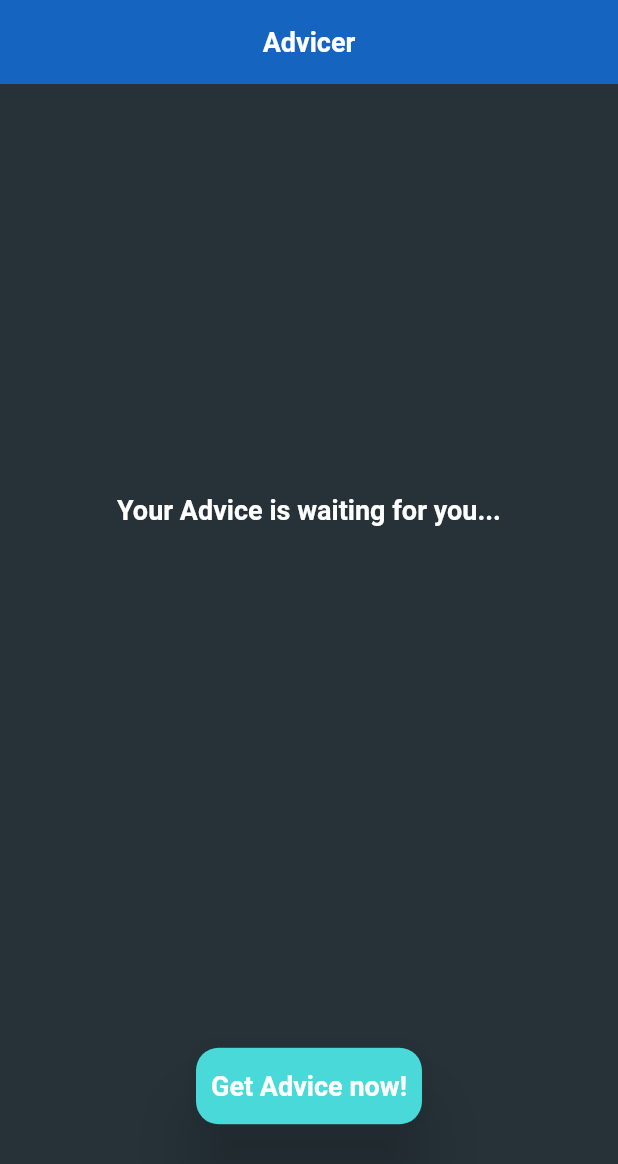
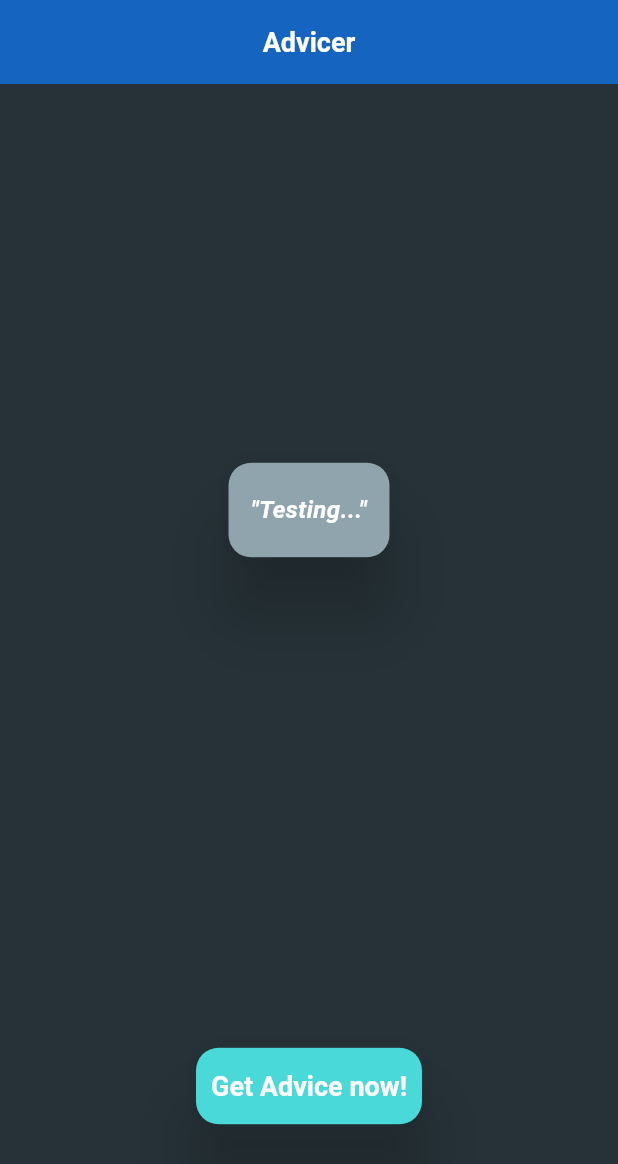
Before and after one commit to NightmindOfficial/advice_app, a Flutter app: the screen it shows after launch, on a phone screen of 412 x 824 dp. Shown: the top 1164 px of the screen. Run offline on Flutter 3.47's test engine with Material 3 defaults, Android fonts, the phone set to English and light mode, and no system bars; our stand-ins replace bloc, flutter_bloc; Roboto replaces fonts that are missing (DM Sans).

Commit message:
Implemented Application Layer 2/2

```diff
--- a/lib/main.dart
+++ b/lib/main.dart
@@ -1,6 +1,8 @@
+import 'package:advice_app/application/advicer/advicer_bloc.dart';
 import 'package:advice_app/presentation/advicer/advicer_page.dart';
 import 'package:advice_app/theme.dart';
 import 'package:flutter/material.dart';
+import 'package:flutter_bloc/flutter_bloc.dart';
 
 void main() {
   runApp(const MyApp());
@@ -17,7 +19,10 @@ class MyApp extends StatelessWidget {
       theme: AppTheme.lightTheme,
       darkTheme: AppTheme.darkTheme,
       themeMode: ThemeMode.dark,
-      home: const AdvicerPage(),
+      home: BlocProvider(
+        create: (BuildContext context) => AdvicerBloc(),
+        child: const AdvicerPage(),
+      ),
     );
   }
 }
--- a/lib/presentation/advicer/advicer_page.dart
+++ b/lib/presentation/advicer/advicer_page.dart
@@ -10,7 +10,6 @@ class AdvicerPage extends StatelessWidget {
 
   @override
   Widget build(BuildContext context) {
-    final AdvicerBloc advicerBloc = AdvicerBloc();
     final ThemeData themeData = Theme.of(context);
     return Scaffold(
       appBar: AppBar(
@@ -28,7 +27,8 @@ class AdvicerPage extends StatelessWidget {
             Expanded(
                 child: Center(
               child: BlocBuilder<AdvicerBloc, AdvicerState>(
-                bloc: advicerBloc,
+                bloc: BlocProvider.of<AdvicerBloc>(context)
+                  ..add(AdviceRequestedEvent()),
                 builder: (context, adviceState) {
                   if (adviceState is AdvicerInitial) {
                     return Text(
@@ -50,14 +50,10 @@ class AdvicerPage extends StatelessWidget {
                 },
               ),
             )),
-            SizedBox(
+            const SizedBox(
               height: 200,
               child: Center(
-                child: CustomButton(
-                  onPressed: () {
-                    advicerBloc.add(AdviceRequestedEvent());
-                  },
-                ),
+                child: CustomButton(),
               ),
             )
           ],
--- a/lib/presentation/advicer/widgets/custom_button.dart
+++ b/lib/presentation/advicer/widgets/custom_button.dart
@@ -1,17 +1,18 @@
+import 'package:advice_app/application/advicer/advicer_bloc.dart';
 import 'package:flutter/material.dart';
+import 'package:flutter_bloc/flutter_bloc.dart';
 
 class CustomButton extends StatelessWidget {
-  final Function onPressed;
   const CustomButton({
     super.key,
-    required this.onPressed,
   });
 
   @override
   Widget build(BuildContext context) {
     final themeData = Theme.of(context);
     return InkResponse(
-      onTap: () => onPressed(),
+      onTap: () =>
+          BlocProvider.of<AdvicerBloc>(context).add(AdviceRequestedEvent()),
       child: Material(
         elevation: 20,
         borderRadius: BorderRadius.circular(15),
```
